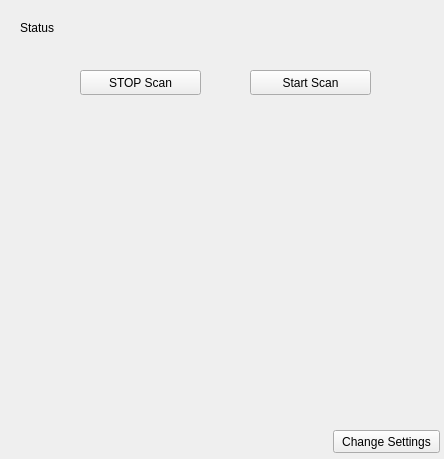
The window that PDS/MCT_opt_scan.ui (osprey-dcs-mct/opa_mct_opis_ui) describes before a commit, drawn with Qt 5.
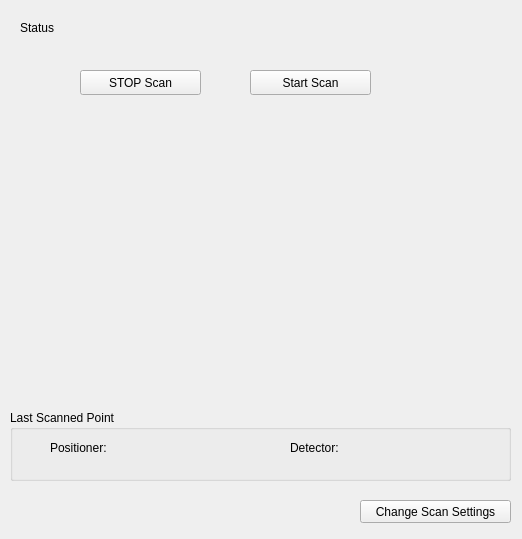
The same window after the commit. Custom widgets are drawn as their Qt base class.

Commit message: Update MCT_opt_scan screens

Patch:
```diff
--- a/PDS/MCT_opt_scan.ui
+++ b/PDS/MCT_opt_scan.ui
@@ -6,8 +6,8 @@
    <rect>
     <x>0</x>
     <y>0</y>
-    <width>444</width>
-    <height>459</height>
+    <width>522</width>
+    <height>539</height>
    </rect>
   </property>
   <property name="windowTitle">
@@ -26,7 +26,7 @@
     <string>STOP Scan</string>
    </property>
    <property name="variable" stdset="0">
-    <string>MCTSYS01:MONO01_OPT_SCAN.EXSC</string>
+    <string>MCTCFG01:MONO01_OPT_SCAN.EXSC</string>
    </property>
    <property name="clickText">
     <string>0</string>
@@ -45,7 +45,7 @@
     <string>Start Scan</string>
    </property>
    <property name="variable" stdset="0">
-    <string>MCTSYS01:MONO01_OPT_SCAN_PARMS.GO</string>
+    <string>MCTCFG01:MONO01_OPT_SCAN_PARMS.GO</string>
    </property>
   </widget>
   <widget class="QELabel" name="qelabel">
@@ -58,7 +58,7 @@
     </rect>
    </property>
    <property name="variable" stdset="0">
-    <string>MCTSYS01:MONO01_OPT_SCAN.SMSG</string>
+    <string>MCTCFG01:MONO01_OPT_SCAN.SMSG</string>
    </property>
   </widget>
   <widget class="QLabel" name="label">
@@ -74,39 +74,17 @@
     <string>Status</string>
    </property>
   </widget>
-  <widget class="QEPlot" name="qeplot">
-   <property name="geometry">
-    <rect>
-     <x>10</x>
-     <y>130</y>
-     <width>411</width>
-     <height>281</height>
-    </rect>
-   </property>
-   <property name="variable1" stdset="0">
-    <string>MCTSYS01:MONO01_OPT_SCAN.R1CV</string>
-   </property>
-   <property name="variable2" stdset="0">
-    <string>MCTSYS01:MONO01_OPT_SCAN.N01CV</string>
-   </property>
-   <property name="sizeVariable1" stdset="0">
-    <string>100</string>
-   </property>
-   <property name="sizeVariable2" stdset="0">
-    <string>100</string>
-   </property>
-  </widget>
   <widget class="QEPushButton" name="qepushbutton">
    <property name="geometry">
     <rect>
-     <x>333</x>
-     <y>430</y>
-     <width>107</width>
+     <x>360</x>
+     <y>500</y>
+     <width>151</width>
      <height>23</height>
     </rect>
    </property>
    <property name="text">
-    <string>Change Settings</string>
+    <string>Change Scan Settings</string>
    </property>
    <property name="variable" stdset="0">
     <string/>
@@ -138,16 +116,98 @@
     </color>
    </property>
    <property name="variable" stdset="0">
-    <string>MCTSYS01:MONO01_OPT_SCAN.BUSY</string>
+    <string>MCTCFG01:MONO01_OPT_SCAN.BUSY</string>
    </property>
   </widget>
+  <widget class="QEForm" name="qeform">
+   <property name="geometry">
+    <rect>
+     <x>10</x>
+     <y>120</y>
+     <width>511</width>
+     <height>301</height>
+    </rect>
+   </property>
+   <property name="uiFile" stdset="0">
+    <string>MCT_opt_scan_plot.ui</string>
+   </property>
+   <property name="variableSubstitutions" stdset="0">
+    <string>P=MCTCFG01:,S=MONO01_OPT_SCAN,N=01</string>
+   </property>
+  </widget>
+  <widget class="QGroupBox" name="groupBox">
+   <property name="geometry">
+    <rect>
+     <x>10</x>
+     <y>410</y>
+     <width>501</width>
+     <height>71</height>
+    </rect>
+   </property>
+   <property name="title">
+    <string>Last Scanned Point</string>
+   </property>
+   <widget class="QELabel" name="qelabel_2">
+    <property name="geometry">
+     <rect>
+      <x>110</x>
+      <y>30</y>
+      <width>91</width>
+      <height>21</height>
+     </rect>
+    </property>
+    <property name="variable" stdset="0">
+     <string>MCTCFG01:MONO01_OPT_SCAN.R1CV </string>
+    </property>
+   </widget>
+   <widget class="QLabel" name="label_2">
+    <property name="geometry">
+     <rect>
+      <x>40</x>
+      <y>30</y>
+      <width>71</width>
+      <height>16</height>
+     </rect>
+    </property>
+    <property name="text">
+     <string>Positioner:</string>
+    </property>
+   </widget>
+   <widget class="QELabel" name="qelabel_3">
+    <property name="geometry">
+     <rect>
+      <x>350</x>
+      <y>30</y>
+      <width>91</width>
+      <height>21</height>
+     </rect>
+    </property>
+    <property name="variable" stdset="0">
+     <string>MCTCFG01:MONO01_OPT_SCAN.D01CV</string>
+    </property>
+   </widget>
+   <widget class="QLabel" name="label_3">
+    <property name="geometry">
+     <rect>
+      <x>280</x>
+      <y>30</y>
+      <width>61</width>
+      <height>16</height>
+     </rect>
+    </property>
+    <property name="text">
+     <string>Detector:</string>
+    </property>
+   </widget>
+  </widget>
   <zorder>vclstoppushbutton</zorder>
   <zorder>vclstartpushbutton</zorder>
   <zorder>qelabel</zorder>
   <zorder>label</zorder>
-  <zorder>qeplot</zorder>
   <zorder>qebitstatus</zorder>
   <zorder>qepushbutton</zorder>
+  <zorder>qeform</zorder>
+  <zorder>groupBox</zorder>
  </widget>
  <customwidgets>
   <customwidget>
@@ -155,16 +215,16 @@
    <extends>QBitStatus</extends>
    <header>QEBitStatus.h</header>
   </customwidget>
+  <customwidget>
+   <class>QEForm</class>
+   <extends>QWidget</extends>
+   <header>QEForm.h</header>
+  </customwidget>
   <customwidget>
    <class>QELabel</class>
    <extends>QLabel</extends>
    <header>QELabel.h</header>
   </customwidget>
-  <customwidget>
-   <class>QEPlot</class>
-   <extends>QEFrame</extends>
-   <header>QEPlot.h</header>
-  </customwidget>
   <customwidget>
    <class>QEPushButton</class>
    <extends>QPushButton</extends>
@@ -175,12 +235,6 @@
    <extends>QWidget</extends>
    <header>QBitStatus.h</header>
   </customwidget>
-  <customwidget>
-   <class>QEFrame</class>
-   <extends>QFrame</extends>
-   <header>QEFrame.h</header>
-   <container>1</container>
-  </customwidget>
   <customwidget>
    <class>VCLStartPushButton</class>
    <extends>QEPushButton</extends>
```
The commit also changes 2 other files.
